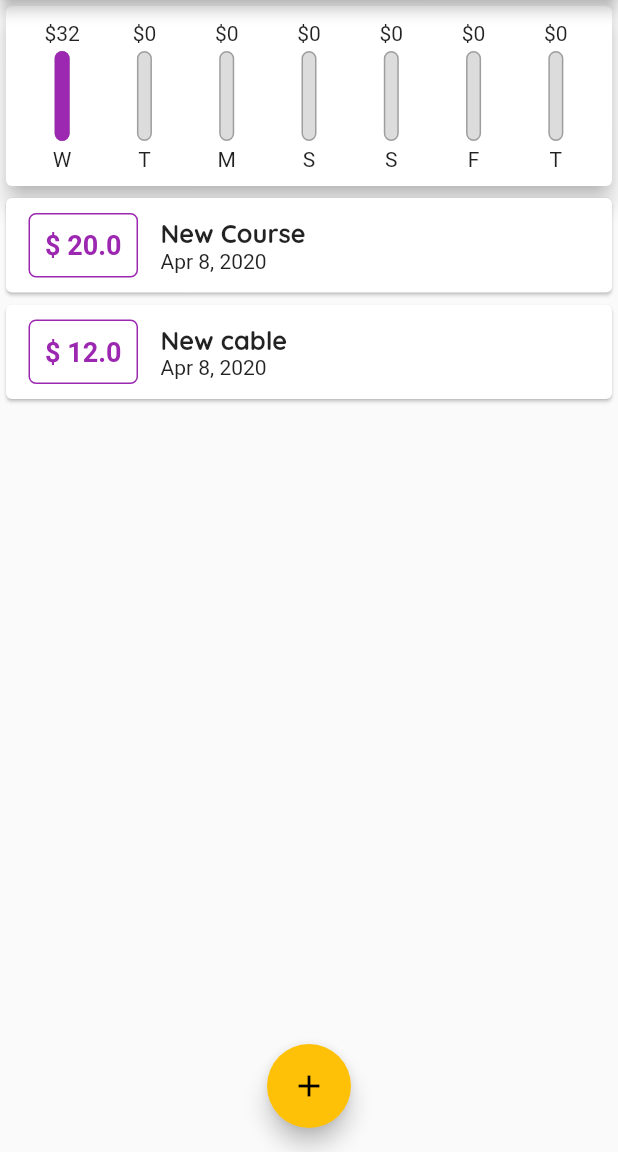
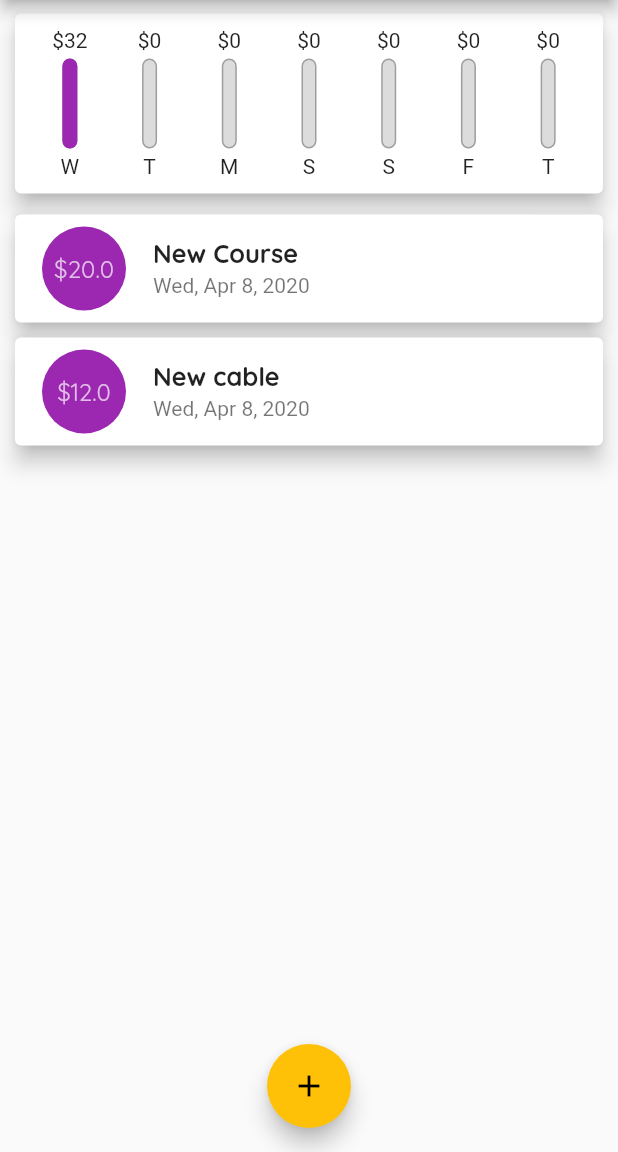
Before and after one commit to mrparveensharma/Expense-Tracker, a Flutter app: the screen it shows after launch, on a phone screen of 412 x 824 dp, the part 84-1236 px from its top. Run offline on Flutter 3.47's test engine with Material 2 defaults, Android fonts, the phone set to English and light mode, and no system bars.

Commit message:
List View Update

```diff
--- a/lib/widgets/chart.dart
+++ b/lib/widgets/chart.dart
@@ -33,7 +33,9 @@ class Chart extends StatelessWidget {
 
   @override
   Widget build(BuildContext context) {
-    return Card(
+    return Container(
+      margin: EdgeInsets.symmetric(vertical: 5, horizontal: 6),
+      child: Card(
         child: Padding(
           padding: EdgeInsets.all(10.0),
           child: Row(
@@ -51,6 +53,7 @@ class Chart extends StatelessWidget {
           ),
         ),
         elevation: 6,
+      ),
     );
   }
 }
--- a/lib/widgets/transaction_list.dart
+++ b/lib/widgets/transaction_list.dart
@@ -28,49 +28,25 @@ class TransactionList extends StatelessWidget {
           : ListView.builder(
               itemBuilder: (ctx, index) {
                 return Card(
-                  child: Row(
-                    children: <Widget>[
-                      Container(
-                        margin: EdgeInsets.symmetric(
-                          vertical: 10,
-                          horizontal: 15,
-                        ),
-                        child: Text(
-                          '\$ ${transactions[index].amount}',
-                          style: TextStyle(
-                            color: Theme.of(context).primaryColor,
-                            fontWeight: FontWeight.bold,
-                            fontSize: 18,
-                          ),
-                        ),
-                        decoration: BoxDecoration(
-                          border: Border.all(
-                            width: 1,
-                            color: Theme.of(context).primaryColor,
-                          ),
-                          borderRadius: BorderRadius.all(Radius.circular(5)),
-                        ),
-                        padding: EdgeInsets.all(10),
+                  margin: EdgeInsets.symmetric(vertical: 5, horizontal: 10),
+                  elevation: 6,
+                  child: ListTile(
+                    leading: CircleAvatar(
+                      backgroundColor: Theme.of(context).primaryColor,
+                      radius: 30,
+                      child: Padding(
+                        padding: const EdgeInsets.all(6.0),
+                        child: FittedBox(
+                            child: Text("\$${transactions[index].amount}")),
                       ),
-                      Column(
-                        crossAxisAlignment: CrossAxisAlignment.start,
-                        children: <Widget>[
-                          Text(
-                            transactions[index].title,
-                            style: Theme.of(context).textTheme.title,
-                            textAlign: TextAlign.left,
-                          ),
-                          Text(
-                            DateFormat.yMMMd()
-                                .format(transactions[index].datetime),
-                            style: TextStyle(
-                              fontSize: 14,
-                            ),
-                            textAlign: TextAlign.left,
-                          ),
-                        ],
-                      ),
-                    ],
+                    ),
+                    title: Text(
+                      transactions[index].title,
+                      style: Theme.of(context).textTheme.title,
+                    ),
+                    subtitle: Text(
+                      DateFormat.yMMMEd().format(transactions[index].datetime),
+                    ),
                   ),
                 );
               },
```
Lines whose indentation alone changed are shown as unchanged.
